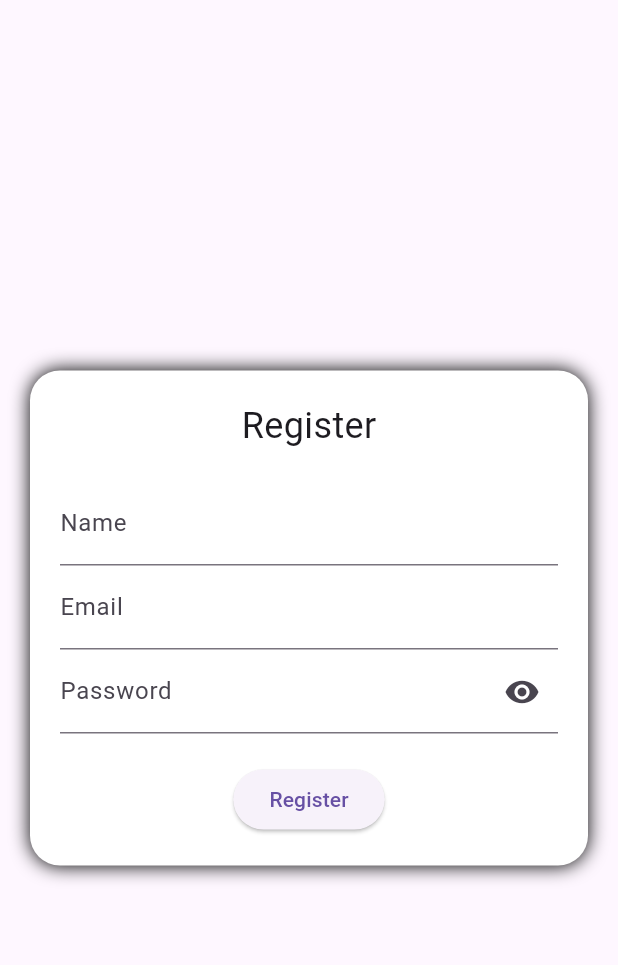
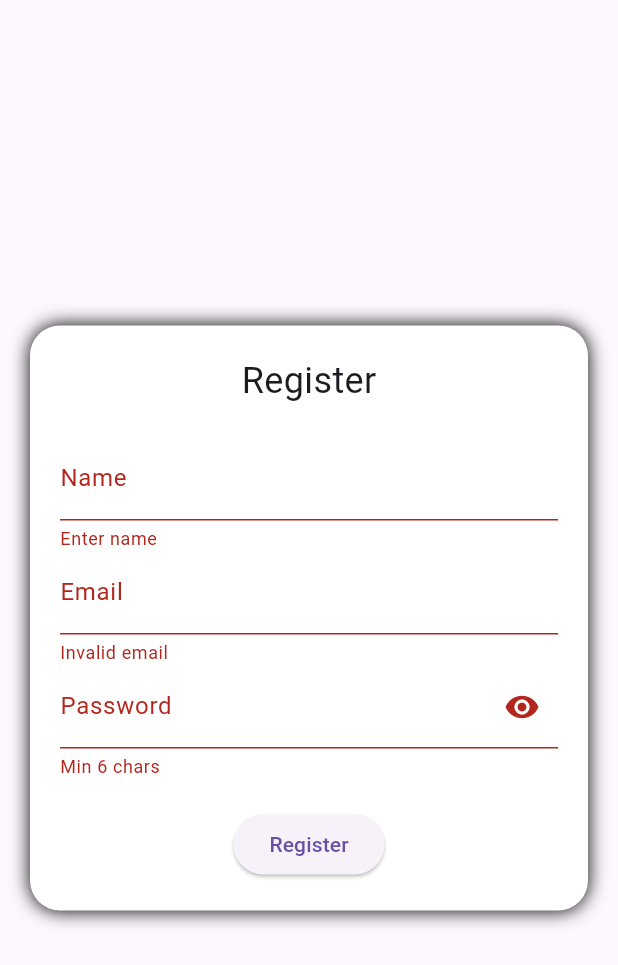
Before and after one commit to sokeb/simple_registration_app, a Flutter app: the screen it shows after launch, after a tap on "Register", on a phone screen of 412 x 824 dp. Shown: the top 965 px of the screen. Run offline on Flutter 3.47's test engine with Material 3 defaults, Android fonts, the phone set to English and light mode, and no system bars; our stand-ins replace bloc; generated files the repository leaves out were written again.

Commit message:
chore: add Packages

```diff
--- a/lib/features/auth/presentation/registration/view/registration_view.dart
+++ b/lib/features/auth/presentation/registration/view/registration_view.dart
@@ -42,17 +42,23 @@ class RegistrationViewState extends State<RegistrationView> {
 
                     TextFormField(
                       controller: nameController,
+                      validator: (v) =>
+                      v!.isEmpty ? 'Enter name' : null,
                       decoration: const InputDecoration(labelText: 'Name'),
                     ),
 
                     TextFormField(
                       controller: emailController,
+                      validator: (v) =>
+                      v!.contains('@') ? null : 'Invalid email',
                       decoration: const InputDecoration(labelText: 'Email'),
                     ),
 
                     TextFormField(
                       controller: passController,
                       obscureText: obscurePassword,
+                      validator: (v) =>
+                      v!.length < 6 ? 'Min 6 chars' : null,
                       decoration: InputDecoration(
                         labelText: 'Password',
                         suffixIcon: IconButton(
@@ -71,7 +77,9 @@ class RegistrationViewState extends State<RegistrationView> {
                     const SizedBox(height: 20),
 
                      ElevatedButton(
-                      onPressed: () {},
+                      onPressed: () {
+                        if (_formKey.currentState!.validate()) {}
+                      },
                       child: const Text('Register'),
                     )
                   ],
```
Also changed, not shown: pubspec.yaml (+7 -1 lines), pubspec.lock.
